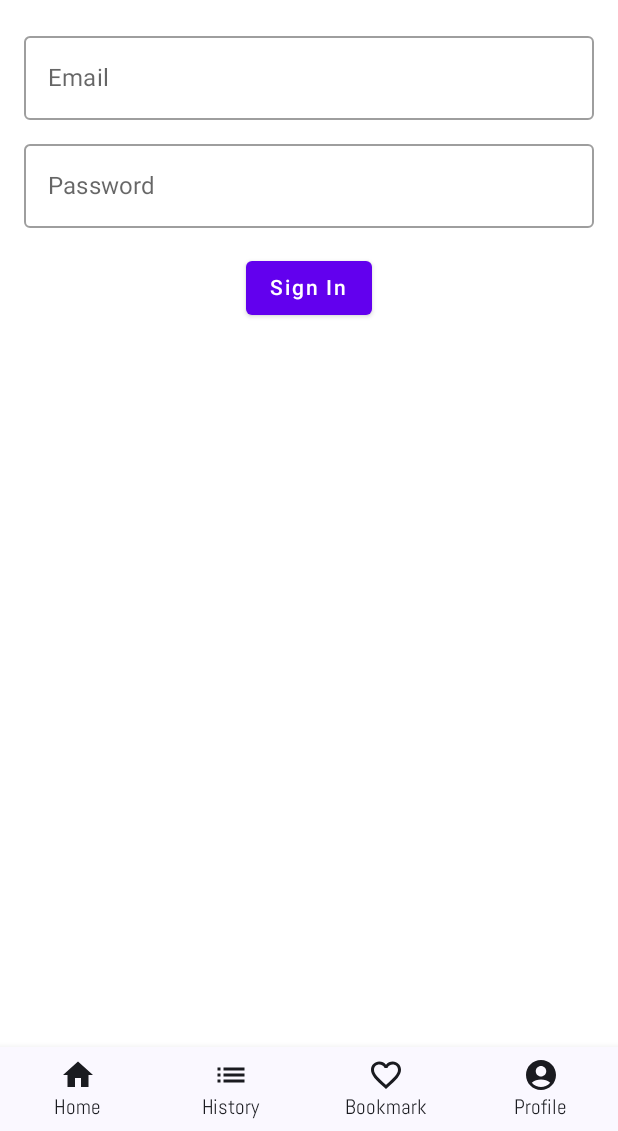
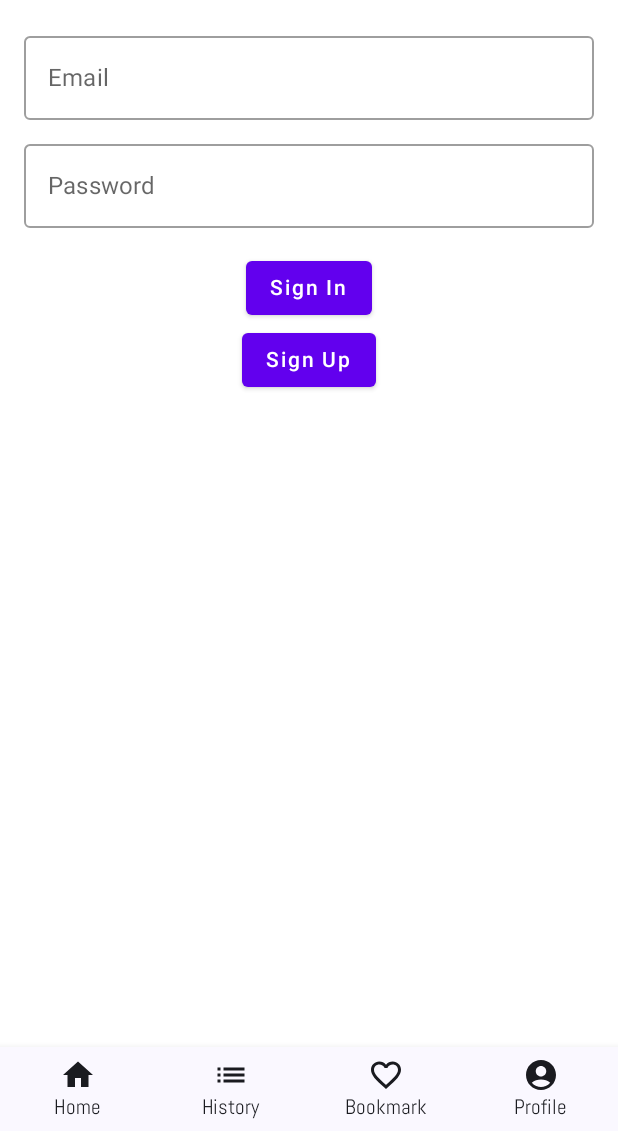
Before and after one commit to irenechan347/SODV3203_FinalProject_Group4, an Android app built with Jetpack Compose: the screen it shows after launch (MainActivity), on a phone screen of 412 x 824 dp, the part 105-1236 px from its top. Run offline under Robolectric (Android 15) with nearby library versions, the phone set to English and light mode, and no system bars.

Commit message:
Created Sign In page

```diff
--- a/app/src/main/assets/events.json
+++ b/app/src/main/assets/events.json
@@ -13,7 +13,7 @@
     "status": "Available",
     "isBookmark": false,
     "imageName": "img_event_1",
-    "joinedUsers": [1, 2, 3]
+    "joinedUsers": [1, 2]
   },
   {
     "eventId": 2,
--- a/app/src/main/java/com/example/sodv3203_finalproject_group4/ShoppingBuddyScreen.kt
+++ b/app/src/main/java/com/example/sodv3203_finalproject_group4/ShoppingBuddyScreen.kt
@@ -51,6 +51,7 @@ import com.example.sodv3203_finalproject_group4.ui.NewEventScreen
 import com.example.sodv3203_finalproject_group4.ui.EventScreen
 import com.example.sodv3203_finalproject_group4.ui.ProfileScreen
 import com.example.sodv3203_finalproject_group4.ui.SignInScreen
+import com.example.sodv3203_finalproject_group4.ui.SignUpScreen
 import com.example.sodv3203_finalproject_group4.util.UserSessionManager
 
 enum class ShoppingBuddyScreen(@StringRes val title: Int) {
@@ -238,6 +239,10 @@ fun ShoppingBuddyApp(
                 // val context = LocalContext.current
                 HomeScreen(navController = navController)
             }*/
+
+            composable("signUp") {
+                SignUpScreen(navController = navController)
+            }
             composable(route = "home/{userId}") { backStackEntry ->
                 val userId = backStackEntry.arguments?.getString("userId")
                 userId?.let {
--- a/app/src/main/java/com/example/sodv3203_finalproject_group4/ui/SignInScreen.kt
+++ b/app/src/main/java/com/example/sodv3203_finalproject_group4/ui/SignInScreen.kt
@@ -58,6 +58,16 @@ fun SignInScreen(navController: NavHostController) {
             Text("Sign In")
         }
 
+        // Button to navigate to SignUp page
+        Button(
+            onClick = {
+                navController.navigate("signUp")
+            },
+            modifier = Modifier.align(Alignment.CenterHorizontally)
+        ) {
+            Text("Sign Up")
+        }
+
         if (showDialog) {
             AlertDialog(
                 onDismissRequest = { showDialog = false },
```
Also changed, not shown: app/src/main/java/com/example/sodv3203_finalproject_group4/ui/SignUpScreen.kt (+18 -2 lines).
